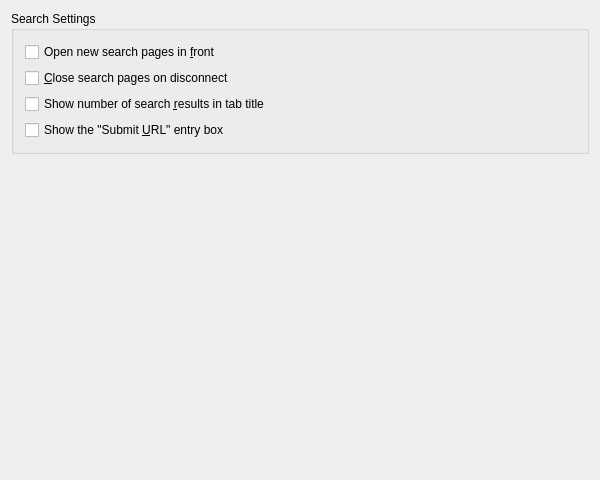
Before: the Qt Designer form kmldonkey/prefs/searchpage.ui in bettisfr/kmldonkey, drawn with Qt 5.
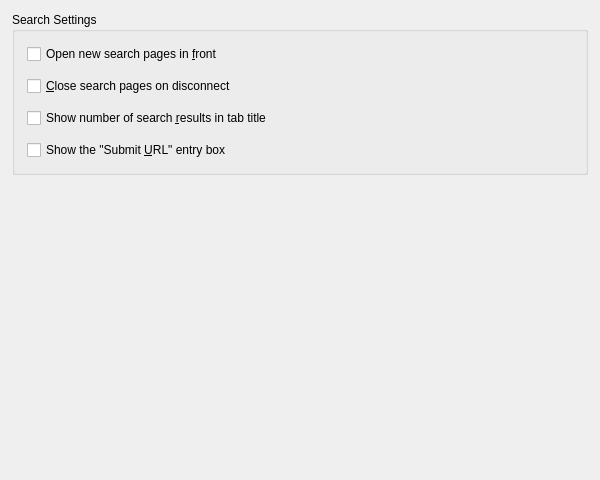
After: the same form once the commit is applied.

The edit to the form file:
```diff
--- a/kmldonkey/prefs/searchpage.ui
+++ b/kmldonkey/prefs/searchpage.ui
@@ -75,7 +75,7 @@
    </item>
   </layout>
  </widget>
- <layoutdefault spacing="6" margin="11"/>
+ <layoutdefault spacing="12" margin="12"/>
  <pixmapfunction>qPixmapFromMimeSource</pixmapfunction>
  <resources/>
  <connections/>
```
